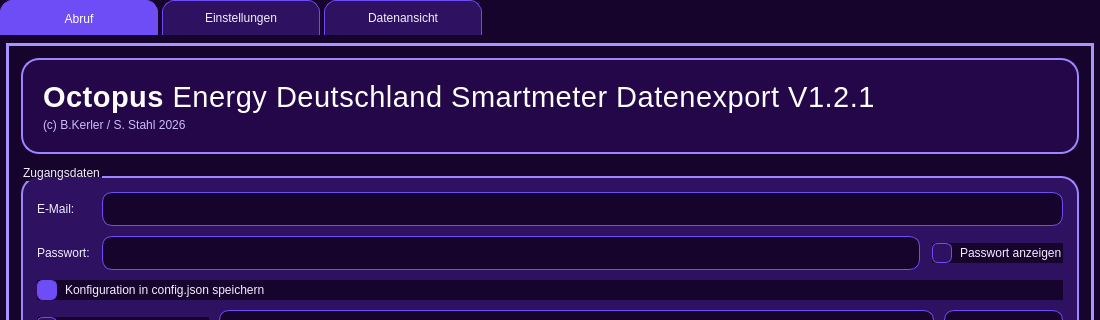
First picture: the form in octopusdetool/octopusdetool_gui.ui, repository bkerler/octopusdetool, before the edit; both pictures show x 0 to 1100 and y 0 to 320 of the 1100 by 860 pixel window.
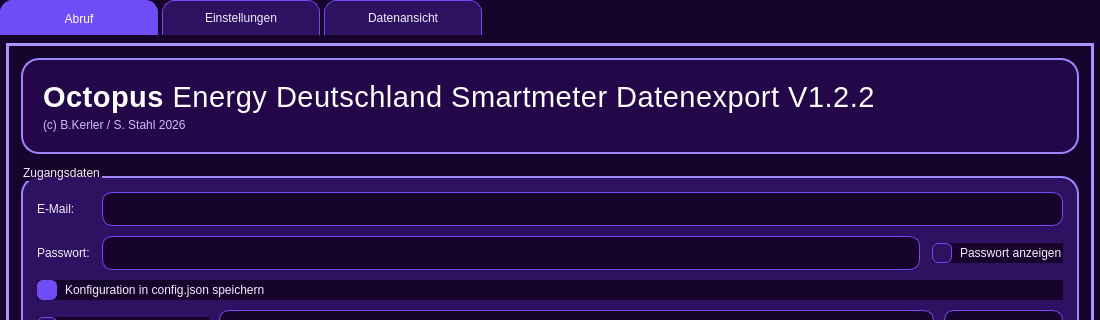
Second picture: the form after the edit.

```diff
--- a/octopusdetool/octopusdetool_gui.ui
+++ b/octopusdetool/octopusdetool_gui.ui
@@ -533,7 +533,7 @@
               <item>
                <widget class="QLabel" name="heroTitleLabel">
                 <property name="text">
-                 <string>&lt;html&gt;&lt;head/&gt;&lt;body&gt;&lt;p&gt;&lt;span style=&quot;font-family:'Ubuntu Sans'; font-size:22pt; font-weight:700; color:#ffffff;&quot;&gt;Octopus&lt;/span&gt;&lt;span style=&quot;font-family:'Ubuntu Sans'; font-size:22pt; font-weight:300; color:#ffffff;&quot;&gt; Energy Deutschland Smartmeter Datenexport V1.2.1&lt;/span&gt;&lt;/p&gt;&lt;/body&gt;&lt;/html&gt;</string>
+                 <string>&lt;html&gt;&lt;head/&gt;&lt;body&gt;&lt;p&gt;&lt;span style=&quot;font-family:'Ubuntu Sans'; font-size:22pt; font-weight:700; color:#ffffff;&quot;&gt;Octopus&lt;/span&gt;&lt;span style=&quot;font-family:'Ubuntu Sans'; font-size:22pt; font-weight:300; color:#ffffff;&quot;&gt; Energy Deutschland Smartmeter Datenexport V1.2.2&lt;/span&gt;&lt;/p&gt;&lt;/body&gt;&lt;/html&gt;</string>
                 </property>
                 <property name="wordWrap">
                  <bool>true</bool>
```
Left out of the diff: 2 changed lines with no effect on the pictures.
